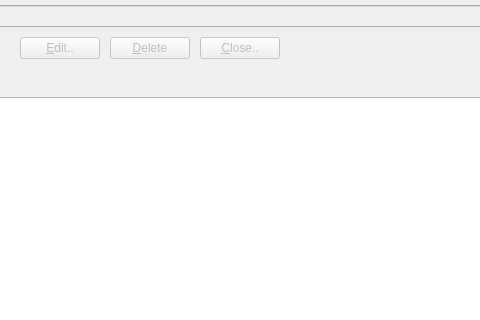
The window that forms/roadmap.ui (skriticos/nelia1) describes before a commit, drawn with Qt 5; both pictures show x 493 to 973 and y 0 to 320 of the 1225 by 738 pixel window.
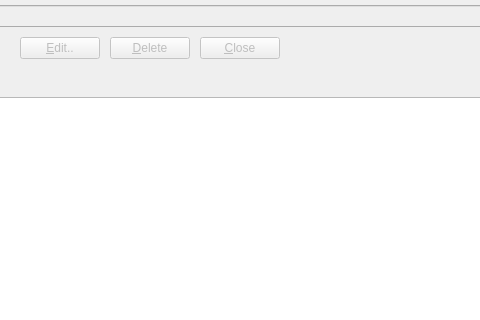
The same window after the commit.

Commit message: corrected project close button text

Diff of the .ui file:
```diff
--- a/forms/roadmap.ui
+++ b/forms/roadmap.ui
@@ -157,7 +157,7 @@
          <bool>false</bool>
         </property>
         <property name="text">
-         <string>&amp;Close..</string>
+         <string>&amp;Close</string>
         </property>
        </widget>
       </item>
```
